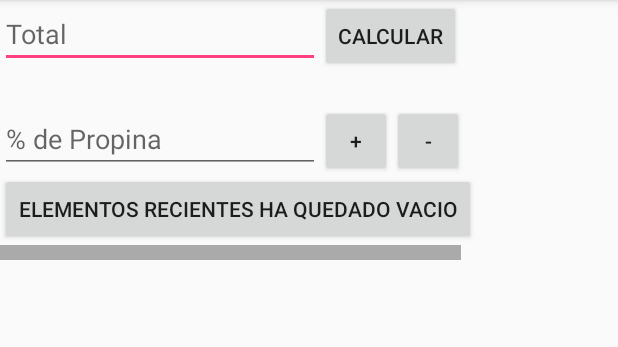
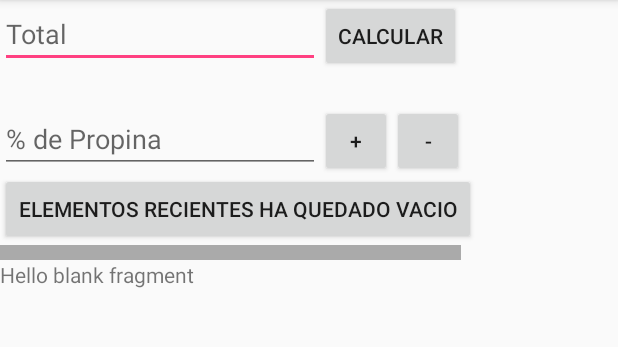
Before and after one commit to frubilarz/tip_calc, an Android app: the screen it shows after launch (MainActivity), on a phone screen of 412 x 824 dp, the part 84-431 px from its top. Run offline under Robolectric (Android 15) with nearby library versions, the phone set to English and light mode, and no system bars; our stand-ins replace ButterKnife.

Commit message:
Agregando el fragmento
Signed-off-by: Fernando Rubilar <frubilar@icci.cl>

```diff
--- a/app/build.gradle
+++ b/app/build.gradle
@@ -27,6 +27,7 @@ dependencies {
 
     //buterknife
     implementation "com.jakewharton:butterknife:$rootProject.ext.butterKnifeVersion"
+    implementation 'com.android.support:support-v4:27.1.1'
     annotationProcessor "com.jakewharton:butterknife-compiler:$rootProject.ext.butterKnifeVersion"
     implementation 'com.android.support.constraint:constraint-layout:1.1.2'
     testImplementation 'junit:junit:4.12'
--- a/app/src/main/AndroidManifest.xml
+++ b/app/src/main/AndroidManifest.xml
@@ -9,7 +9,7 @@
         android:roundIcon="@mipmap/ic_launcher_round"
         android:supportsRtl="true"
         android:theme="@style/AppTheme">
-        <activity android:name=".MainActivity">
+        <activity android:name=".activity.MainActivity">
             <intent-filter>
                 <action android:name="android.intent.action.MAIN" />
 
--- a/app/src/main/java/xyz/fernandopiza/calculadora/MainActivity.java
+++ b/app/src/main/java/xyz/fernandopiza/calculadora/activity/MainActivity.java
@@ -1,4 +1,4 @@
-package xyz.fernandopiza.calculadora;
+package xyz.fernandopiza.calculadora.activity;
 
 import android.content.Context;
 import android.os.Bundle;
@@ -13,6 +13,9 @@ import android.widget.TextView;
 import butterknife.BindView;
 import butterknife.ButterKnife;
 import butterknife.OnClick;
+import xyz.fernandopiza.calculadora.R;
+import xyz.fernandopiza.calculadora.fragmentos.HistoriaPropinaFragmentoListener;
+import xyz.fernandopiza.calculadora.fragmentos.HistoricoPropinasListFragment;
 
 public class MainActivity extends AppCompatActivity {
 
@@ -32,6 +35,8 @@ public class MainActivity extends AppCompatActivity {
     @BindView(R.id.textPropina)
     TextView textPropina;
 
+    private HistoriaPropinaFragmentoListener fragmentoListener;
+
     private final static int PROPINA_CAMBIO = 1;
     private final static int DEFAULT_PORCENTAJE = 10;
 
@@ -41,6 +46,11 @@ public class MainActivity extends AppCompatActivity {
         super.onCreate(savedInstanceState);
         setContentView(R.layout.activity_main);
         ButterKnife.bind(this);
+
+        HistoricoPropinasListFragment fragment = (HistoricoPropinasListFragment) getSupportFragmentManager().
+                findFragmentById(R.id.fragmentoLista);
+        fragment.setRetainInstance(true);
+        fragmentoListener = (HistoriaPropinaFragmentoListener) fragment;
     }
 
     @OnClick(R.id.btnSubmit)
@@ -54,6 +64,7 @@ public class MainActivity extends AppCompatActivity {
             Double propina = total * (porcentaje / 100d);
 
             String propinaString = String.format(getString(R.string.global_message_tip), propina);
+            fragmentoListener.action(propinaString);
             textPropina.setVisibility(View.VISIBLE);
             textPropina.setText(propinaString);
 
--- /dev/null
+++ b/app/src/main/java/xyz/fernandopiza/calculadora/fragmentos/HistoriaPropinaFragmentoListener.java
@@ -0,0 +1,6 @@
+package xyz.fernandopiza.calculadora.fragmentos;
+
+public interface HistoriaPropinaFragmentoListener {
+
+    void action(String s);
+}
--- /dev/null
+++ b/app/src/main/java/xyz/fernandopiza/calculadora/fragmentos/HistoricoPropinasListFragment.java
@@ -0,0 +1,36 @@
+package xyz.fernandopiza.calculadora.fragmentos;
+
+
+import android.os.Bundle;
+import android.support.v4.app.Fragment;
+import android.view.LayoutInflater;
+import android.view.View;
+import android.view.ViewGroup;
+import android.widget.Toast;
+
+import xyz.fernandopiza.calculadora.R;
+
+
+/**
+ * A simple {@link Fragment} subclass.
+ */
+public class HistoricoPropinasListFragment extends Fragment implements HistoriaPropinaFragmentoListener {
+
+
+    public HistoricoPropinasListFragment() {
+        // Required empty public constructor
+    }
+
+
+    @Override
+    public View onCreateView(LayoutInflater inflater, ViewGroup container,
+                             Bundle savedInstanceState) {
+        // Inflate the layout for this fragment
+        return inflater.inflate(R.layout.fragment_historico_propinas_list, container, false);
+    }
+
+    @Override
+    public void action(String s) {
+        Toast.makeText(getActivity(), s, Toast.LENGTH_SHORT).show();
+    }
+}
--- a/app/src/main/res/layout/activity_main.xml
+++ b/app/src/main/res/layout/activity_main.xml
@@ -1,10 +1,10 @@
 <?xml version="1.0" encoding="utf-8"?>
-<android.support.constraint.ConstraintLayout xmlns:android="http://schemas.android.com/apk/res/android"
+<RelativeLayout xmlns:android="http://schemas.android.com/apk/res/android"
     xmlns:app="http://schemas.android.com/apk/res-auto"
     xmlns:tools="http://schemas.android.com/tools"
     android:layout_width="match_parent"
     android:layout_height="match_parent"
-    tools:context=".MainActivity">
+    tools:context=".activity.MainActivity">
 
     <include
         android:id="@+id/tipContent"
@@ -12,4 +12,11 @@
         android:layout_width="match_parent"
         android:layout_height="wrap_content" />
 
-</android.support.constraint.ConstraintLayout>
+    <fragment
+        android:id="@+id/fragmentoLista"
+        android:layout_width="match_parent"
+        android:layout_height="wrap_content"
+        android:layout_below="@id/tipContent"
+        android:name="xyz.fernandopiza.calculadora.fragmentos.HistoricoPropinasListFragment"
+        tools:layout="@layout/fragment_historico_propinas_list"/>
+</RelativeLayout>
--- /dev/null
+++ b/app/src/main/res/layout/fragment_historico_propinas_list.xml
@@ -0,0 +1,14 @@
+<?xml version="1.0" encoding="utf-8"?>
+<FrameLayout xmlns:android="http://schemas.android.com/apk/res/android"
+    xmlns:tools="http://schemas.android.com/tools"
+    android:layout_width="match_parent"
+    android:layout_height="match_parent"
+    tools:context=".fragmentos.HistoricoPropinasListFragment">
+
+    <!-- TODO: Update blank fragment layout -->
+    <TextView
+        android:layout_width="match_parent"
+        android:layout_height="match_parent"
+        android:text="@string/hello_blank_fragment" />
+
+</FrameLayout>
--- a/app/src/main/res/values/strings.xml
+++ b/app/src/main/res/values/strings.xml
@@ -10,4 +10,7 @@
     <string name="main.menu.action.about">Acerca de</string>
 
     <string name="global.message.tip">Propina %,.1f</string>
+
+    <!-- TODO: Remove or change this placeholder text -->
+    <string name="hello_blank_fragment">Hello blank fragment</string>
 </resources>
```
